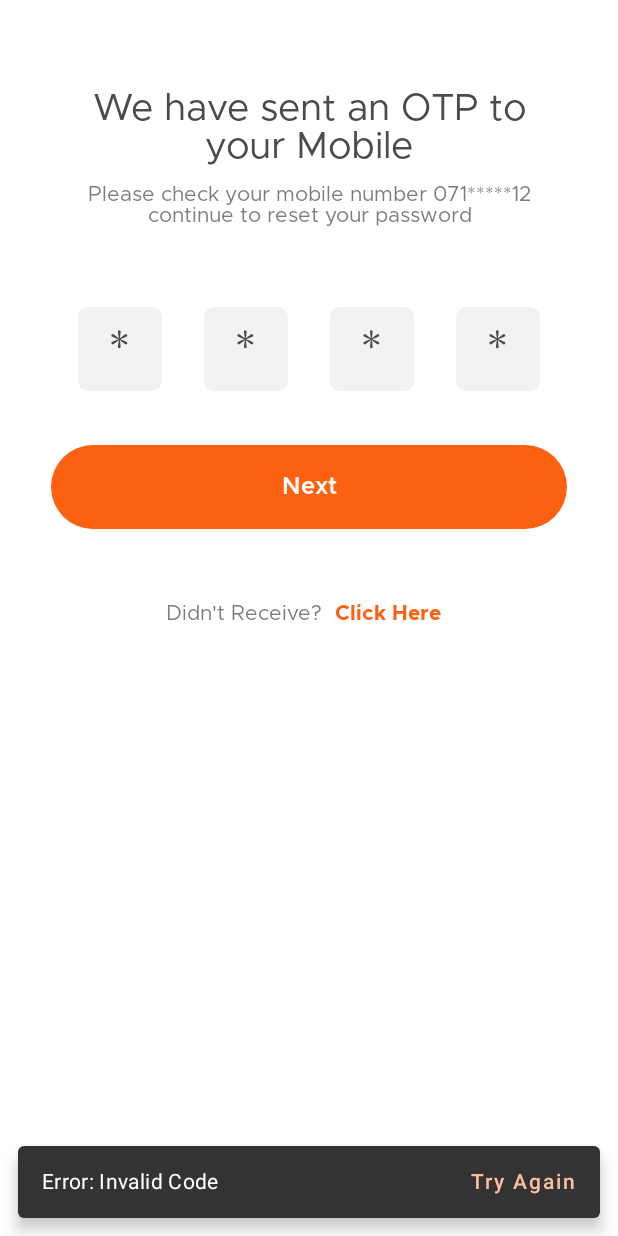
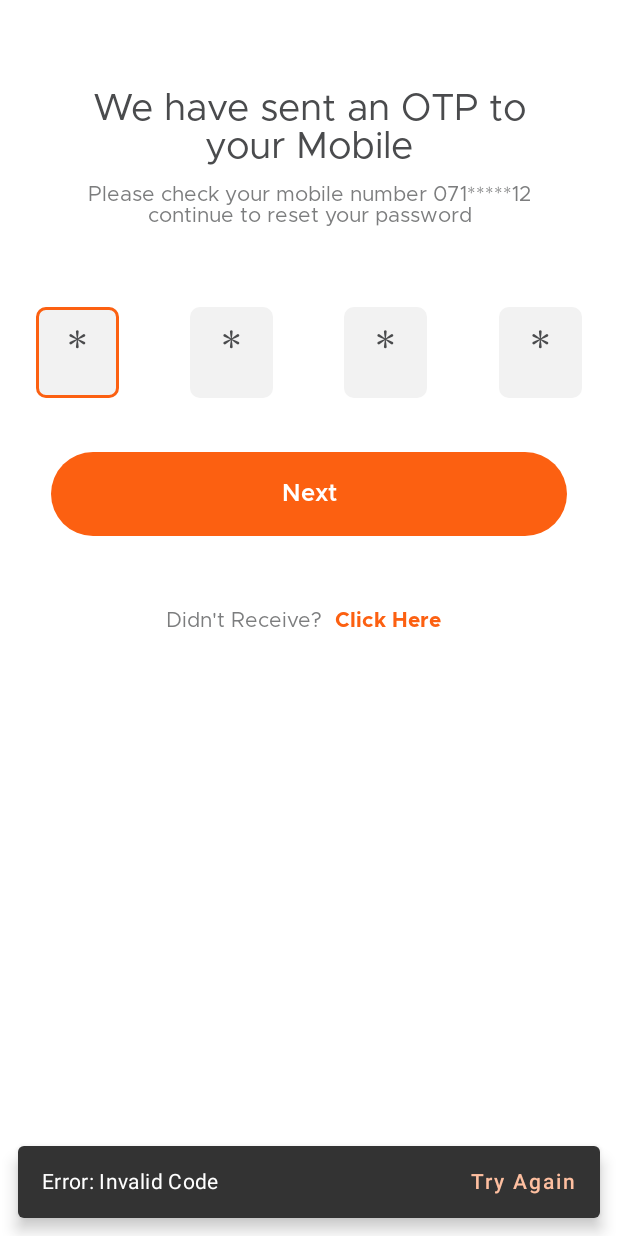
Before and after one commit to MahmoudRH/BahgatResturant, an Android app built with Jetpack Compose: the composable EmailVerificationScreen shown on its own in the app's theme, after a tap on "Next", on a phone screen of 412 x 824 dp. Run offline under Robolectric (Android 15) with nearby library versions, the light colour scheme and no system bars.

Commit message:
refactored EmailVerificationScreen refactored OtpTextField

```diff
--- a/app/src/main/java/com/mahmoudrh/bahgatresturant/ui/authentication/EmailVerificationScreen.kt
+++ b/app/src/main/java/com/mahmoudrh/bahgatresturant/ui/authentication/EmailVerificationScreen.kt
@@ -9,14 +9,21 @@ import androidx.compose.material.Scaffold
 import androidx.compose.material.Text
 import androidx.compose.material.rememberScaffoldState
 import androidx.compose.runtime.Composable
+import androidx.compose.runtime.getValue
+import androidx.compose.runtime.mutableStateOf
+import androidx.compose.runtime.remember
 import androidx.compose.runtime.rememberCoroutineScope
+import androidx.compose.runtime.setValue
 import androidx.compose.ui.Alignment
 import androidx.compose.ui.Modifier
+import androidx.compose.ui.platform.LocalContext
+import androidx.compose.ui.res.stringResource
 import androidx.compose.ui.text.TextStyle
 import androidx.compose.ui.text.style.TextAlign
+import androidx.compose.ui.tooling.preview.Preview
 import androidx.compose.ui.unit.dp
 import androidx.compose.ui.unit.sp
-import androidx.lifecycle.viewmodel.compose.viewModel
+import com.mahmoudrh.bahgatresturant.R
 import com.mahmoudrh.bahgatresturant.ui.ui_components.buttons.FilledButton
 import com.mahmoudrh.bahgatresturant.ui.ui_components.Footer
 import com.mahmoudrh.bahgatresturant.ui.ui_components.VerifyTextField
@@ -24,16 +31,17 @@ import com.mahmoudrh.bahgatresturant.ui.ui.theme.BahgatResturantTheme
 import com.mahmoudrh.bahgatresturant.ui.ui.theme.metropolisFontFamily
 import com.mahmoudrh.bahgatresturant.ui.ui.theme.primaryFontColor
 import com.mahmoudrh.bahgatresturant.ui.ui.theme.secondaryFontColor
-import com.mahmoudrh.bahgatresturant.viewmodels.ResetPasswordViewModel
+import com.mahmoudrh.bahgatresturant.utils.FakeOtpManager
 import kotlinx.coroutines.launch
 
 @Composable
 fun EmailVerificationScreen(navigateToChangePasswordScreen: () -> Unit) {
-    val resetPasswordViewModel = viewModel<ResetPasswordViewModel>()
+    val context = LocalContext.current
     val scaffoldState = rememberScaffoldState()
     val scope = rememberCoroutineScope()
+    var otp by remember { mutableStateOf("") }
     BahgatResturantTheme {
-        Scaffold(scaffoldState = scaffoldState) {_->
+        Scaffold(scaffoldState = scaffoldState) { _ ->
             Column(
                 modifier = Modifier.fillMaxWidth(),
                 horizontalAlignment = Alignment.CenterHorizontally
@@ -41,7 +49,7 @@ fun EmailVerificationScreen(navigateToChangePasswordScreen: () -> Unit) {
                 Spacer(modifier = Modifier.height(60.dp))
                 Text(
                     modifier = Modifier.padding(horizontal = 50.dp),
-                    text = "We have sent an OTP to your Mobile",
+                    text = stringResource(R.string.we_have_sent_an_otp_to_your_mobile),
                     style = TextStyle(
                         fontSize = 25.sp,
                         fontFamily = metropolisFontFamily,
@@ -51,7 +59,7 @@ fun EmailVerificationScreen(navigateToChangePasswordScreen: () -> Unit) {
                 )
                 Spacer(modifier = Modifier.height(12.dp))
                 Text(
-                    text = "Please check your mobile number 071*****12 continue to reset your password",
+                    text = stringResource(R.string.please_check_your_mobile_number),
                     style = TextStyle(
                         fontSize = 14.sp,
                         color = secondaryFontColor,
@@ -61,24 +69,42 @@ fun EmailVerificationScreen(navigateToChangePasswordScreen: () -> Unit) {
                     modifier = Modifier.padding(horizontal = 50.dp)
                 )
                 Spacer(modifier = Modifier.height(54.dp))
-                VerifyTextField(viewModel = resetPasswordViewModel)
+                VerifyTextField(value = otp, onValueChanged = { otp = it }, codeLength = 4)
                 Spacer(modifier = Modifier.height(36.dp))
-                FilledButton(text = "Next", modifier = Modifier.padding(horizontal = 34.dp)) {
-                    if (resetPasswordViewModel.checkVerificationCode())
+                FilledButton(
+                    text = stringResource(R.string.next),
+                    modifier = Modifier.padding(horizontal = 34.dp)
+                ) {
+                    if (FakeOtpManager.checkVerificationCode(otp))
                         navigateToChangePasswordScreen()
                     else {
                         scope.launch {
-                            scaffoldState.snackbarHostState.showSnackbar("Error: Invalid Code", actionLabel = "Try Again")
+                            scaffoldState.snackbarHostState.showSnackbar(
+                                context.getString(R.string.error_invalid_code),
+                                actionLabel = context.getString(R.string.try_again)
+                            )
                         }
                     }
                 }
                 Spacer(modifier = Modifier.height(32.dp))
-                Footer(text = "Didn't Receive?", textButton = "Click Here") {
+                Footer(
+                    text = stringResource(R.string.didn_t_receive),
+                    textButton = stringResource(R.string.click_here)
+                ) {
                     scope.launch {
-                        scaffoldState.snackbarHostState.showSnackbar("Verification Code is: " + resetPasswordViewModel.getVC(), actionLabel = "OK")
+                        scaffoldState.snackbarHostState.showSnackbar(
+                            context.getString(R.string.verification_code_is) + FakeOtpManager.getVerificationCode(),
+                            actionLabel = context.getString(R.string.ok)
+                        )
                     }
                 }
             }
         }
     }
 }
+
+@Preview
+@Composable
+private fun EmailVerificationPrev() {
+    EmailVerificationScreen { }
+}
--- a/app/src/main/java/com/mahmoudrh/bahgatresturant/ui/ui_components/Logo.kt
+++ b/app/src/main/java/com/mahmoudrh/bahgatresturant/ui/ui_components/Logo.kt
@@ -9,6 +9,7 @@ import androidx.compose.runtime.Composable
 import androidx.compose.ui.Alignment
 import androidx.compose.ui.Modifier
 import androidx.compose.ui.res.painterResource
+import androidx.compose.ui.res.stringResource
 import androidx.compose.ui.text.SpanStyle
 import androidx.compose.ui.text.TextStyle
 import androidx.compose.ui.text.buildAnnotatedString
@@ -48,7 +49,7 @@ fun Logo(modifier: Modifier) {
         )
         Spacer(modifier = Modifier.size(7.dp))
         Text(
-            text = "FOOD DELIVERY",
+            text = stringResource(R.string.food_delivery),
             fontFamily = metropolisFontFamily,
             fontWeight = FontWeight.Normal,
             fontSize = 12.sp,
--- a/app/src/main/java/com/mahmoudrh/bahgatresturant/ui/ui_components/SearchField.kt
+++ b/app/src/main/java/com/mahmoudrh/bahgatresturant/ui/ui_components/SearchField.kt
@@ -19,6 +19,7 @@ import androidx.compose.ui.Modifier
 import androidx.compose.ui.graphics.Color
 import androidx.compose.ui.platform.LocalSoftwareKeyboardController
 import androidx.compose.ui.res.painterResource
+import androidx.compose.ui.res.stringResource
 import androidx.compose.ui.text.TextStyle
 import androidx.compose.ui.text.input.ImeAction
 import androidx.compose.ui.unit.dp
@@ -52,7 +53,7 @@ fun SearchField() {
         },
         placeholder = {
             Text(
-                text = "Search food",
+                text = stringResource(R.string.search_food),
                 style = TextStyle(
                     color = placeholderColor,
                     fontSize = 14.sp,
--- a/app/src/main/java/com/mahmoudrh/bahgatresturant/ui/ui_components/VerifyTextField.kt
+++ b/app/src/main/java/com/mahmoudrh/bahgatresturant/ui/ui_components/VerifyTextField.kt
@@ -1,104 +1,76 @@
 package com.mahmoudrh.bahgatresturant.ui.ui_components
 
 import androidx.compose.foundation.background
+import androidx.compose.foundation.border
+import androidx.compose.foundation.clickable
 import androidx.compose.foundation.layout.Arrangement
 import androidx.compose.foundation.layout.Box
+import androidx.compose.foundation.layout.Column
 import androidx.compose.foundation.layout.Row
-import androidx.compose.foundation.layout.height
+import androidx.compose.foundation.layout.fillMaxWidth
 import androidx.compose.foundation.layout.padding
-import androidx.compose.foundation.layout.width
+import androidx.compose.foundation.layout.size
 import androidx.compose.foundation.shape.RoundedCornerShape
 import androidx.compose.foundation.text.BasicTextField
-import androidx.compose.foundation.text.KeyboardActions
 import androidx.compose.foundation.text.KeyboardOptions
 import androidx.compose.material.Text
 import androidx.compose.runtime.Composable
+import androidx.compose.runtime.getValue
+import androidx.compose.runtime.mutableStateOf
+import androidx.compose.runtime.remember
+import androidx.compose.runtime.setValue
 import androidx.compose.ui.Alignment
-import androidx.compose.ui.ExperimentalComposeUiApi
 import androidx.compose.ui.Modifier
-import androidx.compose.ui.focus.FocusDirection
-import androidx.compose.ui.graphics.SolidColor
-import androidx.compose.ui.input.key.Key
-import androidx.compose.ui.input.key.key
-import androidx.compose.ui.input.key.onKeyEvent
-import androidx.compose.ui.platform.LocalFocusManager
-import androidx.compose.ui.platform.LocalSoftwareKeyboardController
+import androidx.compose.ui.draw.alpha
+import androidx.compose.ui.focus.FocusRequester
+import androidx.compose.ui.focus.focusRequester
+import androidx.compose.ui.graphics.Color
 import androidx.compose.ui.text.TextStyle
 import androidx.compose.ui.text.input.ImeAction
 import androidx.compose.ui.text.input.KeyboardType
+import androidx.compose.ui.tooling.preview.Preview
 import androidx.compose.ui.unit.dp
 import androidx.compose.ui.unit.sp
 import com.mahmoudrh.bahgatresturant.ui.ui.theme.gray
 import com.mahmoudrh.bahgatresturant.ui.ui.theme.metropolisFontFamily
 import com.mahmoudrh.bahgatresturant.ui.ui.theme.orange
 import com.mahmoudrh.bahgatresturant.ui.ui.theme.primaryFontColor
-import com.mahmoudrh.bahgatresturant.viewmodels.ResetPasswordViewModel
-
-
+import com.mahmoudrh.bahgatresturant.utils.noRippleClickable
 
 
 @Composable
-fun VerifyTextField(viewModel: ResetPasswordViewModel, codeLength: Int = 4) {
+fun VerifyTextField(
+    modifier: Modifier = Modifier, value: String, onValueChanged: (String) -> Unit, codeLength: Int
+) {
+    val focusRequester = remember { FocusRequester() }
+
+    Box(modifier) {
+        Box(modifier = Modifier.noRippleClickable() { focusRequester.requestFocus() }) {
+
             Row(
-        modifier = Modifier.padding(horizontal = 28.dp),
-        horizontalArrangement = Arrangement.spacedBy(28.dp),
+                horizontalArrangement = Arrangement.SpaceBetween,
                 verticalAlignment = Alignment.CenterVertically
             ) {
-        for (i in 0..codeLength - 2) {
-            VTextFiled(
-                value = viewModel.verificationCodeValue(i),
-                onValueChanged = { viewModel.onVerificationCodeChanged(it,index =  i) }
-            )
-        }
-        VTextFiled(
-            action = ImeAction.Done,
-            value = viewModel.verificationCodeValue(codeLength - 1),
-            onValueChanged = { viewModel.onVerificationCodeChanged(it, index = codeLength - 1) }
-        )
-    }
-}
-
-
-@OptIn(ExperimentalComposeUiApi::class)
-@Composable
-private fun VTextFiled(
-    value: String,
-    onValueChanged: (String) -> Unit,
-    action: ImeAction = ImeAction.Next
+                repeat(codeLength) { index ->
+                    val char = value.getOrNull(index)?.toString() ?: "*"
+                    val isSelected = value.length == index
+                    Column(
+                        modifier = Modifier.weight(1f),
+                        verticalArrangement = Arrangement.SpaceBetween,
+                        horizontalAlignment = Alignment.CenterHorizontally
                     ) {
-//    var value by remember { mutableStateOf("") }
-    val keyboardController = LocalSoftwareKeyboardController.current
-    val focusManager = LocalFocusManager.current
-    BasicTextField(
-        modifier = Modifier
-            .width(56.dp)
-            .height(56.dp)
-            .onKeyEvent {
-                if (it.key.keyCode != Key.Backspace.keyCode) {
-                    if (action == ImeAction.Next) {
-                        focusManager.moveFocus(FocusDirection.Right)
-                    } else {
-                        keyboardController?.hide()
-                        focusManager.clearFocus()
-                    }
-                } else {
-                    if (value.isEmpty()) {
-                        focusManager.moveFocus(FocusDirection.Left)
-                    }
-                }
-                true
-            },
-        value = value,
-        onValueChange = { onValueChanged(it) },
-        decorationBox = { innerTextField ->
                         Box(
                             Modifier
                                 .background(gray, RoundedCornerShape(percent = 12))
-                    .padding(start = 20.dp, top = 12.dp)
+                                .border(
+                                    2.dp,
+                                    if (isSelected) orange else Color.Transparent,
+                                    RoundedCornerShape(percent = 12)
+                                )
+                                .padding(horizontal = 20.dp, vertical = 12.dp),
                         ) {
-                if (value.isEmpty()) {
                             Text(
-                        "*",
+                                char,
                                 style = TextStyle(
                                     color = primaryFontColor,
                                     fontSize = 37.sp,
@@ -106,26 +78,42 @@ private fun VTextFiled(
                                 ),
                             )
                         }
-                innerTextField()
+                    }
+                }
+            }
+
+            BasicTextField(
+                value = value,
+                onValueChange = {
+                    if (it.length <= codeLength && it.all { ch -> ch.isDigit() }) {
+                        onValueChanged(it)
                     }
                 },
-        textStyle = TextStyle(
-            color = primaryFontColor,
-            fontSize = 25.sp,
-            fontFamily = metropolisFontFamily
+                modifier = Modifier
+                    .focusRequester(focusRequester)
+                    .alpha(0f)
+                    .size(1.dp),
+                keyboardOptions = KeyboardOptions(
+                    keyboardType = KeyboardType.NumberPassword, imeAction = ImeAction.Done
                 ),
-        singleLine = true,
-        cursorBrush = SolidColor(orange),
-        keyboardOptions = KeyboardOptions(
-            keyboardType = KeyboardType.NumberPassword,
-            imeAction = action
-        ),
-        keyboardActions = KeyboardActions(
-            onNext = { focusManager.moveFocus(FocusDirection.Right) },
-            onDone = {
-                keyboardController?.hide()
-                focusManager.clearFocus()
-            }
-        ),
+                singleLine = true
             )
         }
+    }
+}
+
+@Preview()
+@Composable
+private fun OTPTextFieldFilledPrev() {
+    var value by remember { mutableStateOf("123") }
+    Column(
+        Modifier
+            .fillMaxWidth()
+            .background(Color.White)
+            .padding(vertical = 16.dp)
+    ) {
+        VerifyTextField(
+            value = value, onValueChanged = { value = it }, codeLength = 4
+        )
+    }
+}
--- /dev/null
+++ b/app/src/main/java/com/mahmoudrh/bahgatresturant/utils/Extensions.kt
@@ -0,0 +1,13 @@
+package com.mahmoudrh.bahgatresturant.utils
+
+import androidx.compose.foundation.clickable
+import androidx.compose.foundation.interaction.MutableInteractionSource
+import androidx.compose.runtime.remember
+import androidx.compose.ui.Modifier
+import androidx.compose.ui.composed
+
+fun Modifier.noRippleClickable(onClick: () -> Unit): Modifier = composed {
+    clickable(
+        indication = null,
+        interactionSource = remember { MutableInteractionSource() }) { onClick() }
+}
--- /dev/null
+++ b/app/src/main/java/com/mahmoudrh/bahgatresturant/utils/FakeOtpManager.kt
@@ -0,0 +1,15 @@
+package com.mahmoudrh.bahgatresturant.utils
+
+import kotlin.random.Random
+
+object FakeOtpManager {
+    private val fakeOtp: String = Random.nextInt(from = 1000, until = 9999).toString()
+
+    fun checkVerificationCode(input: String): Boolean {
+        return (input == fakeOtp)
+    }
+
+    fun getVerificationCode(): String {
+        return fakeOtp
+    }
+}
--- a/app/src/main/java/com/mahmoudrh/bahgatresturant/viewmodels/ResetPasswordViewModel.kt
+++ /dev/null
@@ -1,42 +0,0 @@
-package com.mahmoudrh.bahgatresturant.viewmodels
-
-import androidx.compose.runtime.mutableStateListOf
-import androidx.lifecycle.ViewModel
-import kotlin.random.Random
-
-class ResetPasswordViewModel : ViewModel() {
-
-    private val VC : String = Random.nextInt(from = 1000, until = 9999).toString()
-
-    private var verificationCode = mutableStateListOf<Char>(' ', ' ', ' ', ' ')
-
-    fun verificationCodeValue(index: Int): String {
-        return if (verificationCode.size > index)
-            if  (verificationCode[index]!=' ') verificationCode[index].toString() else ""
-        else
-            ""
-    }
-
-    fun onVerificationCodeChanged(newCode: String,index: Int) {
-        if (newCode.isEmpty())
-            verificationCode.set(index = index, ' ')
-        else
-            verificationCode.set(index = index,newCode[0])
-    }
-
-    fun checkVerificationCode() :Boolean{
-        return (getVerificationCodeAsString() == VC)
-    }
-
-    private fun getVerificationCodeAsString() : String{
-        var vcString = ""
-        for (i in verificationCode){
-            vcString += i
-        }
-        return vcString
-    }
-
-    fun getVC(): String {
-        return VC
-    }
-}
--- a/app/src/main/res/values/strings.xml
+++ b/app/src/main/res/values/strings.xml
@@ -8,4 +8,15 @@
     <string name="title_activity_change_password">ChangePasswordActivity</string>
     <string name="title_activity_main">MainActivity</string>
     <string name="icon">icon</string>
+    <string name="food_delivery">FOOD DELIVERY</string>
+    <string name="search_food">Search food</string>
+    <string name="we_have_sent_an_otp_to_your_mobile">We have sent an OTP to your Mobile</string>
+    <string name="please_check_your_mobile_number">Please check your mobile number 071*****12 continue to reset your password</string>
+    <string name="next">Next</string>
+    <string name="error_invalid_code">Error: Invalid Code</string>
+    <string name="try_again">Try Again</string>
+    <string name="click_here">Click Here</string>
+    <string name="didn_t_receive">Didn\'t Receive?</string>
+    <string name="verification_code_is">"Verification Code is: "</string>
+    <string name="ok">OK</string>
 </resources>
```
Lines whose indentation alone changed are shown as unchanged.
